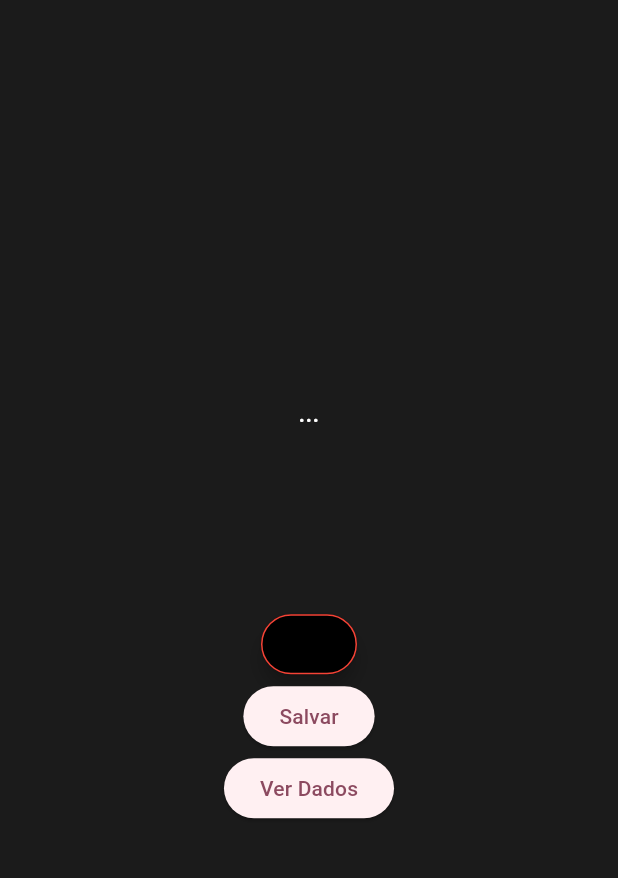
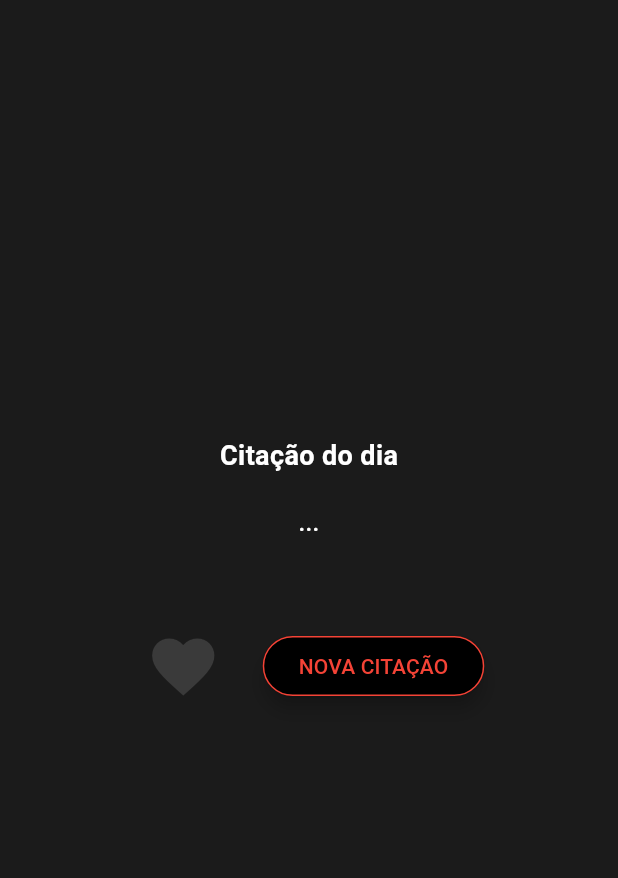
Before and after one commit to Makas-M/babel_talk, a Flutter app: the screen it shows after launch, on a phone screen of 412 x 824 dp, the part 84-962 px from its top. Run offline on Flutter 3.47's test engine with Material 3 defaults, Android fonts, the phone set to English and light mode, and no system bars; our stand-ins replace share, sqflite; missing offline and left inert: country_flags, translator; accounts and stored records are empty; network calls fail.

Commit message:
button favorite

```diff
--- a/lib/list_quote.dart
+++ b/lib/list_quote.dart
@@ -3,7 +3,10 @@ import 'package:flutter/material.dart';
 import 'package:babel_talk/database_helper.dart';
 
 class DataListPage extends StatefulWidget {
+  const DataListPage({super.key});
+
   @override
+  // ignore: library_private_types_in_public_api
   _DataListPageState createState() => _DataListPageState();
 }
 
@@ -28,7 +31,7 @@ class _DataListPageState extends State<DataListPage> {
   Widget build(BuildContext context) {
     return Scaffold(
       appBar: AppBar(
-        title: Text('Citaçoes Armazenadas'),
+        title: const Text('Citaçoes Armazenadas'),
       ),
       body: ListView.builder(
         itemCount: _data.length,
--- a/lib/page.dart
+++ b/lib/page.dart
@@ -1,4 +1,5 @@
 import 'dart:convert';
+import 'dart:io';
 import 'package:country_flags/country_flags.dart';
 import 'package:flutter/foundation.dart';
 import 'package:flutter/material.dart';
@@ -20,10 +21,10 @@ class HomePage extends StatefulWidget {
 class _HomePageState extends State<HomePage> {
   String quote = "";
   String author = "";
-  String titulo = "";
-  String botao = "";
-  String translatedQuote = "";
+  String titulo = "Citação do dia";
+  String botao = "NOVA CITAÇÃO";
   String selectedCountry = 'PT';
+  bool isFavorite = false;
 
   @override
   void initState() {
@@ -35,6 +36,7 @@ class _HomePageState extends State<HomePage> {
   }
 
   Future<void> fetchQuote() async {
+    try {
       final response =
           await http.get(Uri.parse("https://api.quotable.io/random"));
 
@@ -43,13 +45,24 @@ class _HomePageState extends State<HomePage> {
         setState(() {
           quote = data['content'];
           author = data['author'];
-
           translateQuote();
         });
       } else {
         if (kDebugMode) {
           print(
               "Erro ao obter a citação. Código de status: ${response.statusCode}");
+        }
+      }
+    } on SocketException catch (e) {
+      // Tratar exceção específica de SocketException
+      if (kDebugMode) {
+        print('Erro de conexão: ${e.message}');
+      }
+      // Implementar ações de recuperação, se necessário
+    } catch (e) {
+      // Capturar outras exceções não tratadas
+      if (kDebugMode) {
+        print('Erro inesperado: $e');
       }
     }
   }
@@ -135,9 +148,7 @@ class _HomePageState extends State<HomePage> {
                   ),
                 ),
                 const SizedBox(height: 20),
-                SizedBox(
-                  height: 100,
-                  child: Text(
+                Text(
                   quote.isNotEmpty ? quote : "...",
                   textAlign: TextAlign.center,
                   style: const TextStyle(
@@ -145,13 +156,34 @@ class _HomePageState extends State<HomePage> {
                       fontSize: 16,
                       fontWeight: FontWeight.w500),
                 ),
-                ),
+                const SizedBox(height: 10),
                 Text(
                   author.isNotEmpty ? author : "",
                   textAlign: TextAlign.center,
                   style: const TextStyle(color: Colors.white),
                 ),
                 const SizedBox(height: 20),
+                Row(
+                  mainAxisAlignment: MainAxisAlignment.center,
+                  children: [
+                    IconButton(
+                      onPressed: () async {
+                        final database =
+                            await DatabaseHelper.initializeDatabase();
+                        await DatabaseHelper.insertData(database, quote);
+                        setState(() {
+                          isFavorite = !isFavorite;
+                        });
+                      },
+                      icon: Icon(
+                        isFavorite ? Icons.favorite : Icons.favorite,
+                        size: 50.0,
+                        color: isFavorite
+                            ? Colors.red
+                            : Color.fromARGB(255, 58, 58, 58),
+                      ),
+                    ),
+                    const SizedBox(width: 20),
                     ElevatedButton(
                       onPressed: fetchQuote,
                       style: ElevatedButton.styleFrom(
@@ -161,27 +193,24 @@ class _HomePageState extends State<HomePage> {
                         shape: RoundedRectangleBorder(
                           borderRadius:
                               BorderRadius.circular(20), // Borda arredondada
-                      side: const BorderSide(color: Colors.red), // Cor da borda
+                          side: const BorderSide(
+                              color: Colors.red), // Cor da borda
                         ),
                       ),
                       child: Text(botao),
                     ),
-                ElevatedButton(
-                  onPressed: () async {
-                    final database = await DatabaseHelper.initializeDatabase();
-                    await DatabaseHelper.insertData(database, quote);
-                  },
-                  child: const Text('Salvar'),
+                  ],
                 ),
-                ElevatedButton(
+                /*ElevatedButton(
                   onPressed: () {
                     Navigator.push(
                       context,
-                      MaterialPageRoute(builder: (context) => DataListPage()),
+                      MaterialPageRoute(
+                          builder: (context) => const DataListPage()),
                     );
                   },
                   child: const Text('Ver Dados'),
-                ),
+                ),*/
               ],
             ),
           ),
```
Lines whose indentation alone changed are shown as unchanged.
